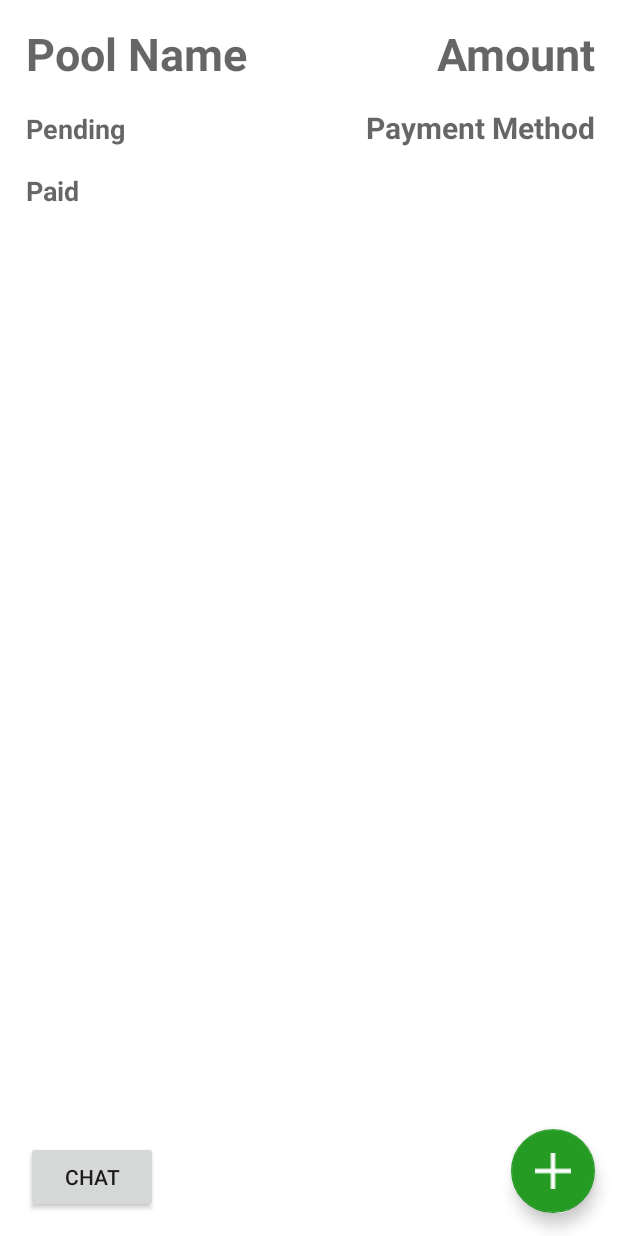
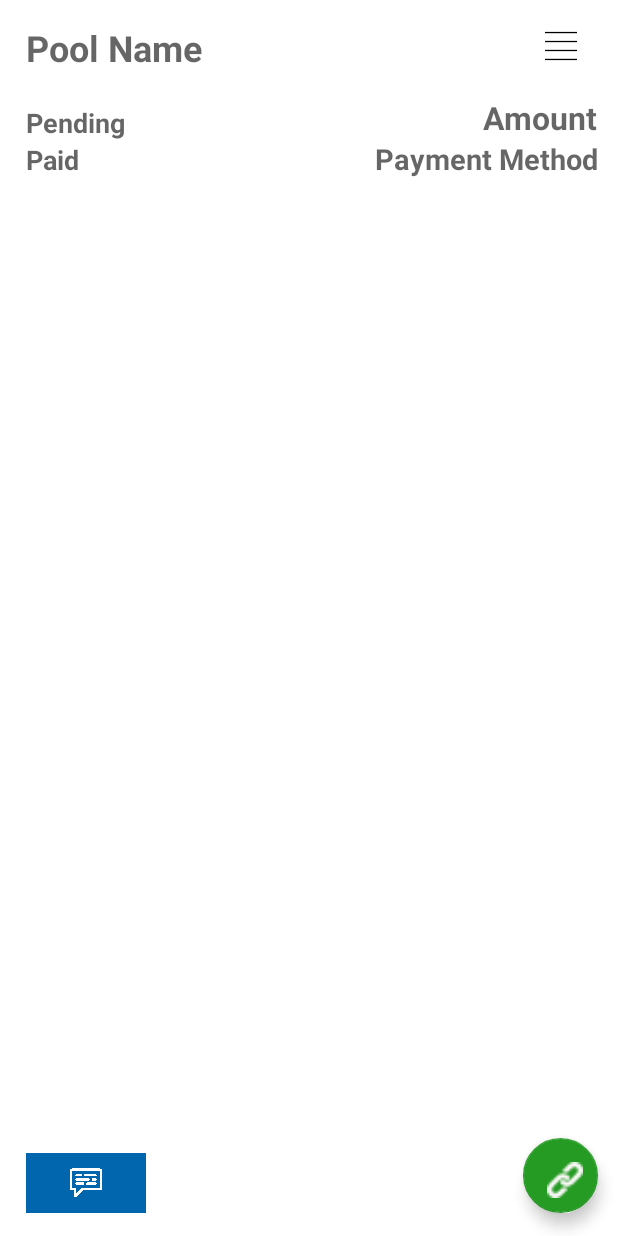
Before and after one commit to Web-Moviles-Spring18/Cooper-AndroidApp, an Android app: the layout activity_pool_details.xml on its own in the app's theme, with its tools: preview values and no code run, on a phone screen of 412 x 824 dp. Run offline under Robolectric (Android 15) with nearby library versions, the phone set to English and light mode, and no system bars.

Commit message:
adding tab for invitations, change icons (tab, chat, user), pool config button & activity

```diff
--- a/app/src/main/AndroidManifest.xml
+++ b/app/src/main/AndroidManifest.xml
@@ -38,9 +38,10 @@
         <activity android:name=".Menu.Coop_Detail_Act" />
         <activity android:name=".Menu.Invite_toPool" />
         <activity android:name=".Menu.ProfilePicture_Account_Activity" />
-        <activity android:name=".Menu.Join_Coop_Act"></activity>
+        <activity android:name=".Menu.Join_Coop_Act" />
         <activity android:name=".Menu.Chat_Act" />
-        <activity android:name=".Menu.ProfilePicture_Account_Activity"></activity>
+        <activity android:name=".Menu.ProfilePicture_Account_Activity" />
+        <activity android:name=".Menu.Coop_Detail_Config_Act"></activity>
     </application>
 
 </manifest>
--- a/app/src/main/java/com/cooper/cooper/Menu/Coop_Detail_Act.java
+++ b/app/src/main/java/com/cooper/cooper/Menu/Coop_Detail_Act.java
@@ -9,6 +9,7 @@ import android.view.View;
 import android.widget.FrameLayout;
 import android.widget.ListView;
 import android.widget.TextView;
+import android.widget.Toast;
 
 import com.cooper.cooper.CustomToast.AlertToast;
 import com.cooper.cooper.CustomToast.SuccessToast;
@@ -134,6 +135,10 @@ public class Coop_Detail_Act extends AppCompatActivity implements HTTPRequestLis
         this.startActivity(i);
     }
 
+    public void poolConfigurations(View view) {
+        Toast.makeText(this, "Menu", Toast.LENGTH_SHORT).show();
+    }
+
     @Override
     public void requestDone(Object object, int statusCode) {
 
--- a/app/src/main/java/com/cooper/cooper/Menu/PoolListAdapter.java
+++ b/app/src/main/java/com/cooper/cooper/Menu/PoolListAdapter.java
@@ -62,7 +62,7 @@ public class PoolListAdapter extends BaseAdapter{
     @Override
     public long getItemId(int i) {
         try {
-            return (long) this.pools.getJSONObject(i).getJSONObject("node").get("_id");
+            return Long.parseLong(this.pools.getJSONObject(i).getJSONObject("node").getString("_id"));
         } catch (JSONException e) {
             return i;
             //e.printStackTrace();
--- a/app/src/main/res/layout/activity_create_pool.xml
+++ b/app/src/main/res/layout/activity_create_pool.xml
@@ -15,7 +15,7 @@
         android:fontFamily="@font/roboto_mono_medium"
         android:gravity="center"
         android:padding="10dp"
-        android:text="Create Coop"
+        android:text="New Coop"
         android:textColor="@color/blue_strong"
         android:textSize="42sp"
         android:textStyle="bold" />
--- a/app/src/main/res/layout/activity_pool_details.xml
+++ b/app/src/main/res/layout/activity_pool_details.xml
@@ -9,7 +9,7 @@
 
     <TextView
         android:id="@+id/name"
-        android:layout_width="wrap_content"
+        android:layout_width="300dp"
         android:layout_height="wrap_content"
         android:layout_alignParentStart="true"
         android:layout_alignParentTop="true"
@@ -17,20 +17,20 @@
         android:layout_marginTop="15dp"
         android:hint="Pool Name"
         android:textColor="@color/blue_strong"
-        android:textSize="30sp"
+        android:textSize="24sp"
         android:textStyle="bold" />
 
     <TextView
         android:id="@+id/amount"
         android:layout_width="wrap_content"
         android:layout_height="wrap_content"
-        android:layout_alignBaseline="@+id/name"
-        android:layout_alignBottom="@+id/name"
         android:layout_alignParentEnd="true"
-        android:layout_marginEnd="15dp"
+        android:layout_below="@+id/name"
+        android:layout_marginEnd="13dp"
+        android:layout_marginTop="16dp"
         android:hint="Amount"
         android:textColor="@color/cooper_layout_icon_layer_backg"
-        android:textSize="30sp"
+        android:textSize="21sp"
         android:textStyle="bold" />
 
     <TextView
@@ -39,18 +39,16 @@
         android:layout_height="wrap_content"
         android:layout_alignEnd="@+id/amount"
         android:layout_below="@+id/amount"
-        android:layout_marginTop="15dp"
         android:hint="Payment Method"
         android:textColor="@color/blue_greyish"
-        android:textSize="20sp"
+        android:textSize="19sp"
         android:textStyle="bold" />
 
     <TextView
         android:id="@+id/pending"
         android:layout_width="wrap_content"
         android:layout_height="wrap_content"
-        android:layout_alignBaseline="@+id/payment"
-        android:layout_alignBottom="@+id/payment"
+        android:layout_above="@+id/paid"
         android:layout_alignStart="@+id/name"
         android:hint="Pending"
         android:textColor="@color/blue_greyish"
@@ -61,9 +59,9 @@
         android:id="@+id/paid"
         android:layout_width="wrap_content"
         android:layout_height="wrap_content"
+        android:layout_alignBaseline="@+id/payment"
+        android:layout_alignBottom="@+id/payment"
         android:layout_alignStart="@+id/pending"
-        android:layout_below="@+id/payment"
-        android:layout_marginTop="16dp"
         android:hint="Paid"
         android:textColor="@color/blue_greyish"
         android:textSize="18sp"
@@ -71,7 +69,7 @@
 
     <android.support.design.widget.FloatingActionButton
         android:id="@+id/invite"
-        android:layout_width="wrap_content"
+        android:layout_width="50dp"
         android:layout_height="wrap_content"
         android:layout_alignEnd="@+id/amount"
         android:layout_alignParentBottom="true"
@@ -79,16 +77,7 @@
         android:clickable="true"
         app:backgroundTint="@color/green_btn_background"
         app:fabSize="normal"
-        app:srcCompat="@drawable/plus" />
-
-    <Button
-        android:id="@+id/chat"
-        android:layout_width="wrap_content"
-        android:layout_height="wrap_content"
-        android:layout_alignBottom="@+id/invite"
-        android:layout_alignStart="@+id/paid"
-        android:onClick="openChat"
-        android:text="Chat" />
+        app:srcCompat="@drawable/link" />
 
     <ListView
         android:id="@+id/member_list"
@@ -98,5 +87,25 @@
         android:layout_below="@+id/paid"
         android:layout_marginTop="15dp" />
 
+    <ImageButton
+        android:id="@+id/pool_settings"
+        android:layout_width="50dp"
+        android:layout_height="30dp"
+        android:layout_alignEnd="@+id/amount"
+        android:layout_alignTop="@+id/name"
+        android:background="@android:color/transparent"
+        android:onClick="poolConfigurations"
+        app:srcCompat="@drawable/menu" />
+
+    <ImageButton
+        android:id="@+id/chat"
+        android:layout_width="80dp"
+        android:layout_height="40dp"
+        android:layout_alignBottom="@+id/invite"
+        android:layout_alignStart="@+id/paid"
+        android:background="@color/blue_strong"
+        android:onClick="openChat"
+        app:srcCompat="@drawable/chat" />
+
 
 </RelativeLayout>
--- a/app/src/main/res/layout/activity_join_coop_layout.xml
+++ b/app/src/main/res/layout/fragment_coops_join_list_layout.xml
@@ -1,10 +1,8 @@
-<?xml version="1.0" encoding="utf-8"?>
 <RelativeLayout xmlns:android="http://schemas.android.com/apk/res/android"
-    xmlns:app="http://schemas.android.com/apk/res-auto"
     xmlns:tools="http://schemas.android.com/tools"
     android:layout_width="match_parent"
     android:layout_height="match_parent"
-    tools:context="com.cooper.cooper.Menu.Join_Coop_Act">
+    tools:context="com.cooper.cooper.Menu.Coops_Join_List_Fragment">
 
     <TextView
         android:id="@+id/textView"
@@ -15,7 +13,7 @@
         android:layout_marginStart="19dp"
         android:layout_marginTop="15dp"
         android:fontFamily="@font/roboto_mono_medium"
-        android:text="Join to Coops"
+        android:text="Coops to Join"
         android:textColor="@color/blue_strong"
         android:textSize="30sp"
         android:textStyle="bold" />
```
Also changed, not shown: app/src/main/java/com/cooper/cooper/MainMenu.java (+7 -2 lines), app/src/main/java/com/cooper/cooper/Menu/Coop_Detail_Config_Act.java (added, +13 -0 lines), app/src/main/java/com/cooper/cooper/Menu/Coops_Join_List_Fragment.java (added, +110 -0 lines), app/src/main/java/com/cooper/cooper/Menu/Coops_List_Fragment.java (+0 -52 lines), app/src/main/res/layout/activity_coop_detail_config_layout.xml (added, +36 -0 lines), app/src/main/res/layout/coops_list_layout.xml (+3 -25 lines), app/src/main/res/layout/fragment_account_layout.xml (+8 -9 lines), app/src/main/res/layout/fragment_coops_list.xml (+0 -26 lines), app/src/main/res/layout/members_list_layout.xml (+17 -11 lines), app/src/main/res/drawable-hdpi/chat.png (added), app/src/main/res/drawable-hdpi/join_pool.png (added), app/src/main/res/drawable-hdpi/menu.png (added).
